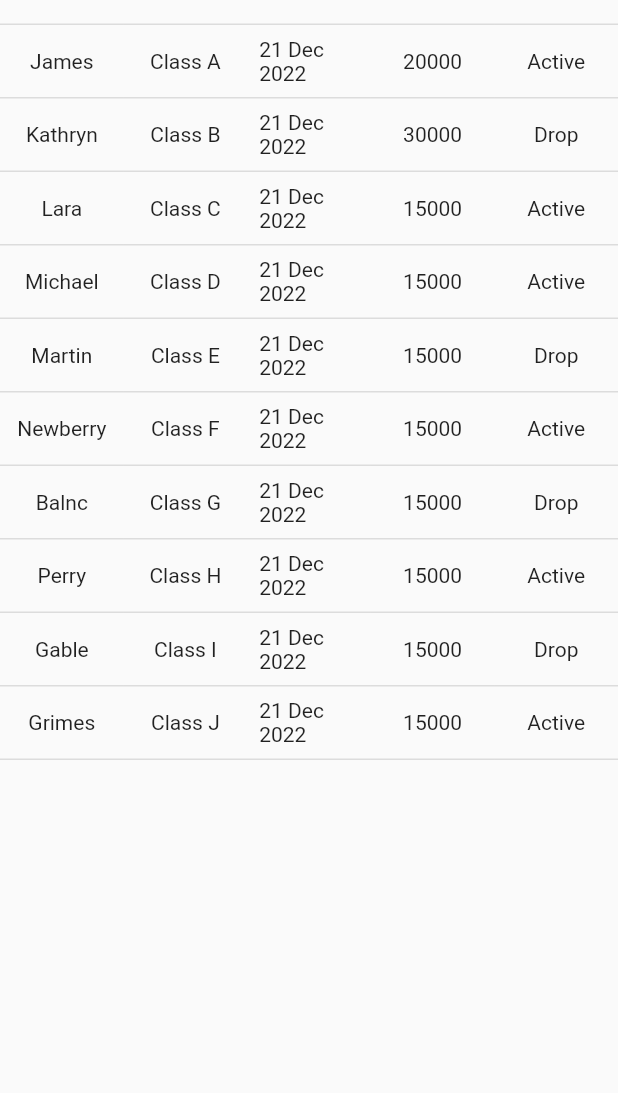
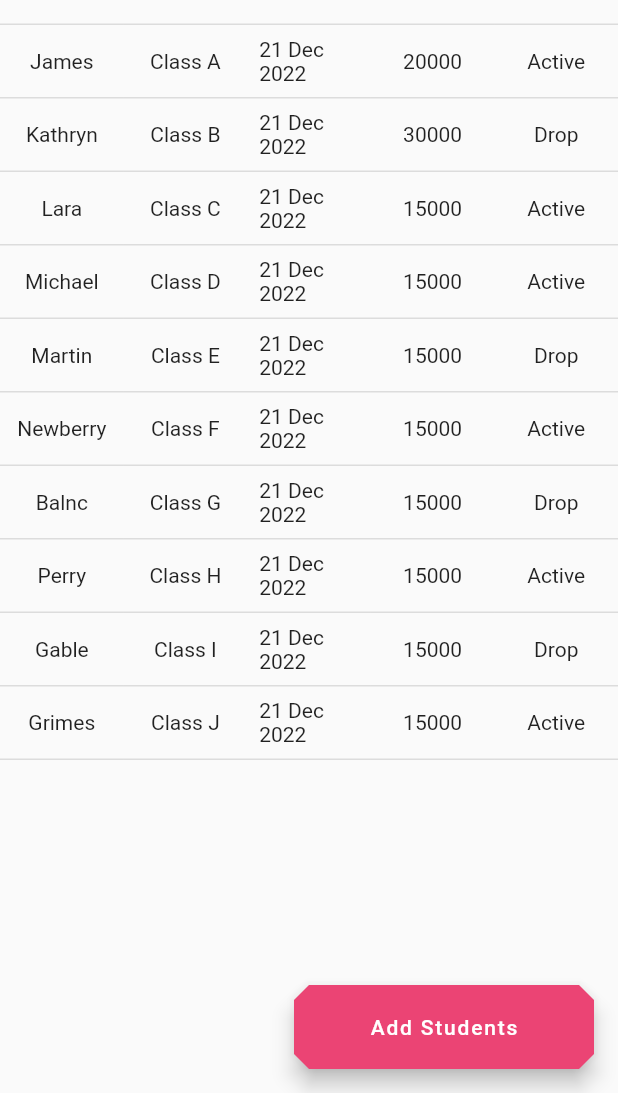
Before and after one commit to fwdAndroid/student_roasting_admin, a Flutter app: the screen it shows after launch, on a phone screen of 412 x 824 dp, the part 143-1236 px from its top. Run offline on Flutter 3.47's test engine with Material 2 defaults, Android fonts, the phone set to English and light mode, and no system bars; drawn by our look-alikes of syncfusion_flutter_datagrid; our stand-ins replace firebase_core, sidebarx; accounts and stored records are empty.

Commit message:
Floating Add

```diff
--- a/lib/siderbarclasses_admin/student_management.dart
+++ b/lib/siderbarclasses_admin/student_management.dart
@@ -1,4 +1,5 @@
 import 'package:flutter/material.dart';
+import 'package:student_roasting_admin/widgets/colors.dart';
 import 'package:syncfusion_flutter_datagrid/datagrid.dart';
 
 /// The home page of the application which hosts the datagrid.
@@ -24,6 +25,17 @@ class _StudentManagementState extends State<StudentManagement> {
   @override
   Widget build(BuildContext context) {
     return Scaffold(
+      floatingActionButton: Container(
+        width: 200,
+        child: FloatingActionButton(
+          backgroundColor: AppColors.primary,
+          shape: BeveledRectangleBorder(
+            borderRadius: BorderRadius.circular(10.0),
+          ),
+          onPressed: () {},
+          child: Text("Add Students"),
+        ),
+      ),
       body: SfDataGrid(
         source: employeeDataSource,
         selectionMode: SelectionMode.multiple,
```
Also changed, not shown: lib/siderbarclasses_admin/datasheet_management.dart (+12 -0 lines), lib/siderbarclasses_admin/payment_management.dart (+12 -0 lines), lib/siderbarclasses_admin/teacher_management.dart (+12 -0 lines).
